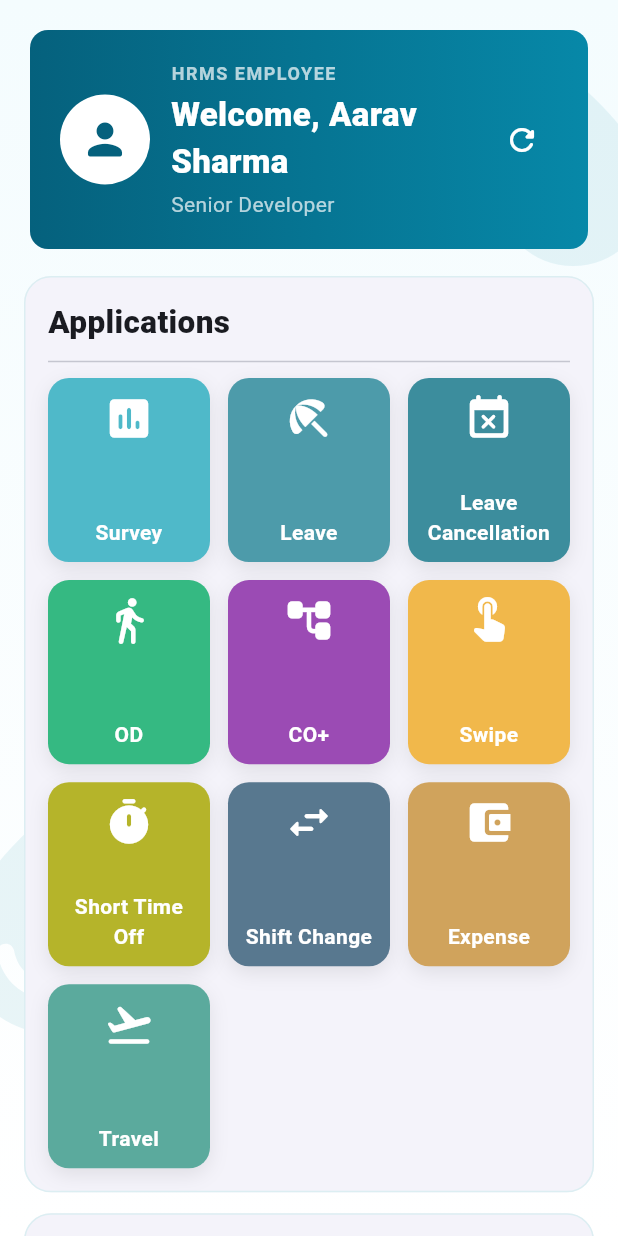
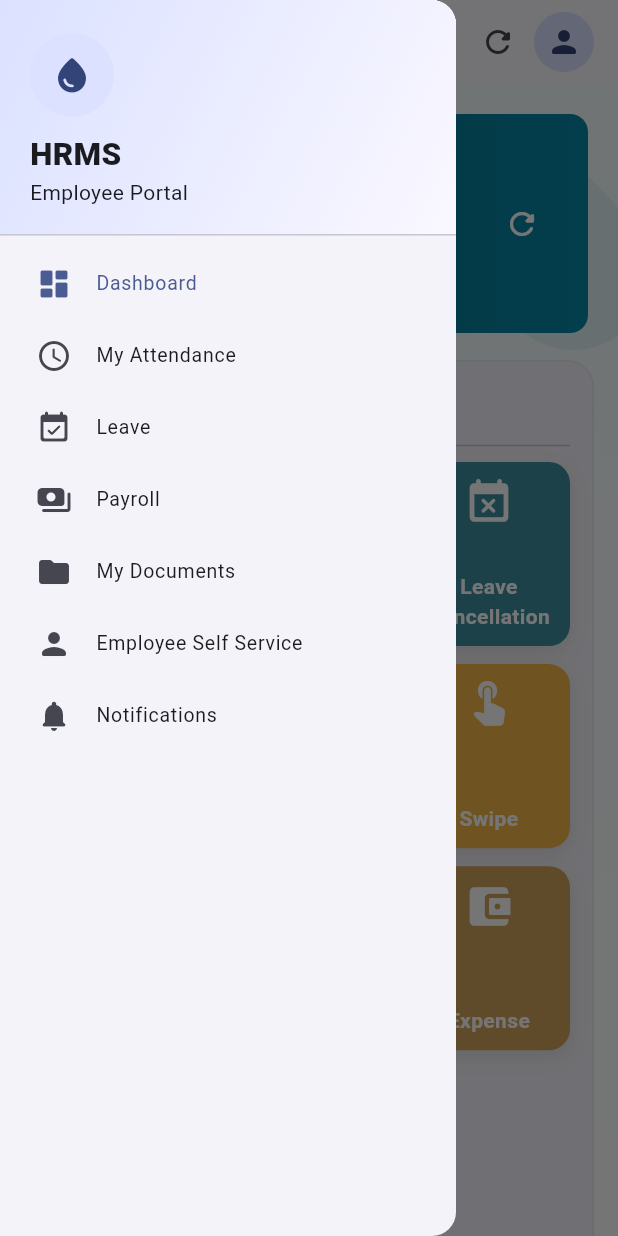
Before and after one commit to thegkexpert662-afk/hrms_app, a Flutter app: the HrmsNavigator screen opened directly with empty values, with the side drawer open (before the commit the screen has no drawer), on a phone screen of 412 x 824 dp. Run offline on Flutter 3.47's test engine with Material 3 defaults, Android fonts, the phone set to English and light mode, and no system bars; our stand-ins replace cloud_firestore, device_info_plus, firebase_auth, firebase_core, firebase_messaging, flutter_svg and 2 more; missing offline and left inert: excel_plus, mobile_scanner, network_info_plus; accounts and stored records are empty.

Commit message:
Restrict user menu to essential employee modules

```diff
--- a/lib/screens/hrms/hrms_navigator.dart
+++ b/lib/screens/hrms/hrms_navigator.dart
@@ -1,17 +1,146 @@
 import 'package:flutter/material.dart';
 import '../../app/hrms_app.dart';
 import 'employee_home_screen.dart';
+import 'attendance_management_screen.dart';
+import 'module_screens.dart' hide DashboardScreen, EmployeeScreen, LifecycleScreen, AttendanceScreen, AssetsScreen, NotificationsScreen, CommunicationScreen, ReportsScreen, AdminScreen, SettingsScreen, AdvancedAttendanceScreen;
+import 'payroll_management_screen.dart';
+import 'document_management_screen.dart';
+import 'ess_management_screen.dart';
+import 'notification_management_screen.dart';
 
-/// Employee-only application shell.
-/// Admin and management screens are not exposed in the current release.
-class HrmsNavigator extends StatelessWidget {
+/// Employee navigation only. Admin, management and configuration modules are
+/// deliberately hidden from the normal user interface.
+class HrmsNavigator extends StatefulWidget {
   final HrmsService service;
   const HrmsNavigator({super.key, required this.service});
 
   @override
+  State<HrmsNavigator> createState() => _HrmsNavigatorState();
+}
+
+class _HrmsNavigatorState extends State<HrmsNavigator> {
+  int selected = 0;
+
+  static const titles = <String>[
+    'Dashboard',
+    'My Attendance',
+    'Leave',
+    'Payroll',
+    'My Documents',
+    'Employee Self Service',
+    'Notifications',
+  ];
+
+  static const icons = <IconData>[
+    Icons.dashboard_rounded,
+    Icons.access_time_rounded,
+    Icons.event_available_rounded,
+    Icons.payments_rounded,
+    Icons.folder_rounded,
+    Icons.person_rounded,
+    Icons.notifications_rounded,
+  ];
+
+  Widget page() {
+    final service = widget.service;
+    switch (selected) {
+      case 0:
+        return EmployeeHomeScreen(service: service);
+      case 1:
+        return AttendanceManagementScreen(service: service);
+      case 2:
+        return LeaveScreen(service: service);
+      case 3:
+        return PayrollManagementScreen(service: service);
+      case 4:
+        return DocumentsScreen(service: service);
+      case 5:
+        return EssScreen(service: service);
+      case 6:
+        return NotificationsScreen(service: service);
+      default:
+        return EmployeeHomeScreen(service: service);
+    }
+  }
+
+  @override
   Widget build(BuildContext context) {
     return Scaffold(
-      body: EmployeeHomeScreen(service: service),
+      appBar: AppBar(
+        title: Text(
+          titles[selected],
+          style: const TextStyle(fontWeight: FontWeight.w800),
+        ),
+        actions: [
+          IconButton(
+            tooltip: 'Refresh',
+            onPressed: () => setState(() {}),
+            icon: const Icon(Icons.refresh_rounded),
+          ),
+          const Padding(
+            padding: EdgeInsets.only(right: 16),
+            child: CircleAvatar(child: Icon(Icons.person_rounded)),
+          ),
+        ],
+      ),
+      drawer: Drawer(
+        child: SafeArea(
+          child: Column(
+            children: [
+              Container(
+                width: double.infinity,
+                padding: const EdgeInsets.fromLTRB(20, 22, 20, 18),
+                decoration: BoxDecoration(
+                  gradient: LinearGradient(
+                    begin: Alignment.topLeft,
+                    end: Alignment.bottomRight,
+                    colors: [
+                      Theme.of(context).colorScheme.primaryContainer,
+                      Theme.of(context).colorScheme.surface,
+                    ],
+                  ),
+                ),
+                child: const Column(
+                  crossAxisAlignment: CrossAxisAlignment.start,
+                  children: [
+                    CircleAvatar(
+                      radius: 28,
+                      child: Icon(Icons.water_drop_rounded, size: 28),
+                    ),
+                    SizedBox(height: 10),
+                    Text(
+                      'HRMS',
+                      style: TextStyle(fontSize: 21, fontWeight: FontWeight.w800),
+                    ),
+                    Text('Employee Portal'),
+                  ],
+                ),
+              ),
+              const Divider(height: 1),
+              Expanded(
+                child: ListView.builder(
+                  padding: const EdgeInsets.symmetric(vertical: 8, horizontal: 8),
+                  itemCount: titles.length,
+                  itemBuilder: (context, index) => ListTile(
+                    dense: true,
+                    selected: index == selected,
+                    leading: Icon(icons[index]),
+                    title: Text(titles[index]),
+                    shape: RoundedRectangleBorder(
+                      borderRadius: BorderRadius.circular(12),
+                    ),
+                    onTap: () {
+                      setState(() => selected = index);
+                      Navigator.pop(context);
+                    },
+                  ),
+                ),
+              ),
+            ],
+          ),
+        ),
+      ),
+      body: page(),
     );
   }
 }
```
